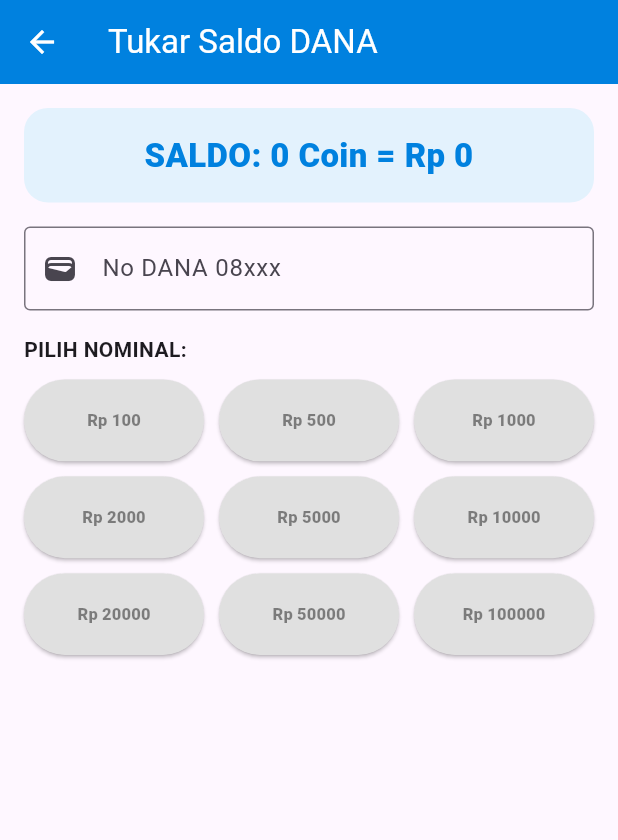
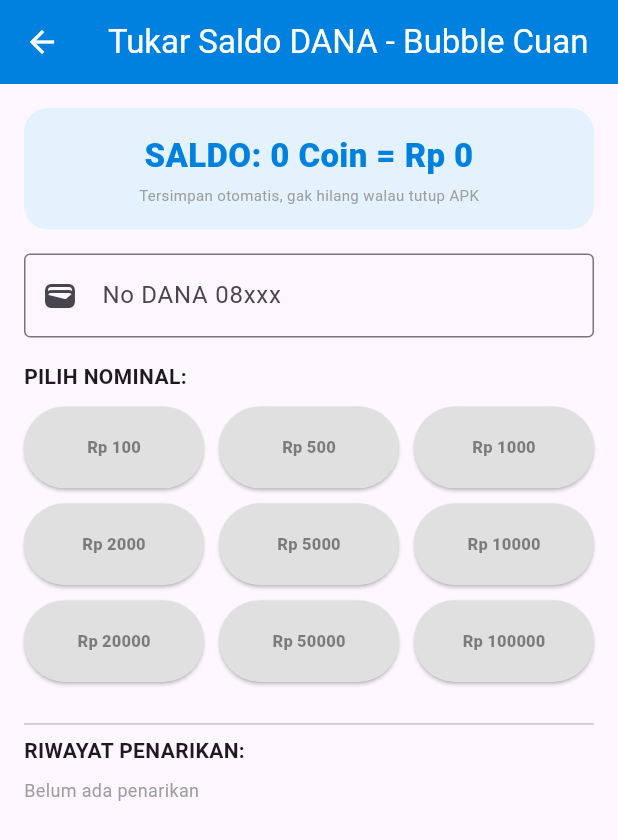
Before and after one commit to rizaldisini22-cmd/mountain-hunter, a Flutter app: the screen it shows after launch, after a tap on the "touch app" icon, after a tap on "TUKAR SALDO", on a phone screen of 412 x 824 dp. Shown: the top 840 px of the screen. Run offline on Flutter 3.47's test engine with Material 3 defaults, Android fonts, the phone set to English and light mode, and no system bars; our stand-ins replace shared_preferences.

Commit message:
Update main.dart

```diff
--- a/lib/main.dart
+++ b/lib/main.dart
@@ -1,9 +1,13 @@
 import 'package:flutter/material.dart';
 import 'dart:math';
 import 'dart:async';
+import 'package:shared_preferences/shared_preferences.dart';
 
 void main() {
-  runApp(MaterialApp(debugShowCheckedModeBanner: false, home: GameKu()));
+  runApp(MaterialApp(
+    debugShowCheckedModeBanner: false,
+    title: "Bubble DANA Cuan",
+    home: GameKu()));
 }
 
 class GameKu extends StatefulWidget {
@@ -25,7 +29,24 @@ class _SGame extends State<GameKu> {
   @override
   void initState() {
     super.initState();
+    loadData();
     startGame();
+  }
+
+  Future<void> loadData() async {
+    final prefs = await SharedPreferences.getInstance();
+    setState(() {
+      coin = prefs.getInt('coin')?? 0;
+      totalMain = prefs.getInt('totalMain')?? 0;
+      history = prefs.getStringList('history')?? [];
+    });
+  }
+
+  Future<void> saveData() async {
+    final prefs = await SharedPreferences.getInstance();
+    await prefs.setInt('coin', coin);
+    await prefs.setInt('totalMain', totalMain);
+    await prefs.setStringList('history', history);
   }
 
   void startGame() {
@@ -63,12 +84,13 @@ class _SGame extends State<GameKu> {
         coin += dapat;
         totalMain++;
         misi = 0;
+        saveData();
         showDialog(
             context: context,
             builder: (c) => AlertDialog(
-                  title: Text("MISI SELESAI!"),
-                  content: Text("+$dapat Coin! Main ke-$totalMain\n1x Main = 30-50 Coin",
-                      style: TextStyle(fontSize: 18, fontWeight: FontWeight.bold)),
+                  title: Text("MISI SELESAI! 🎉"),
+                  content: Text("+$dapat Coin! Main ke-$totalMain\n1x Main = 30-50 Coin\nSaldo sekarang Rp $coin",
+                      style: TextStyle(fontSize: 16, fontWeight: FontWeight.bold)),
                   actions: [
                     ElevatedButton(
                         onPressed: () => Navigator.pop(context),
@@ -84,7 +106,7 @@ class _SGame extends State<GameKu> {
     return StatefulBuilder(builder: (context, setS) {
       return Scaffold(
         appBar: AppBar(
-            title: Text("Tukar Saldo DANA"),
+            title: Text("Tukar Saldo DANA - Bubble Cuan"),
             backgroundColor: Color(0xFF0081DF),
             foregroundColor: Colors.white),
         body: Padding(
@@ -96,8 +118,15 @@ class _SGame extends State<GameKu> {
                 decoration: BoxDecoration(
                     color: Color(0xFFE3F2FD),
                     borderRadius: BorderRadius.circular(16)),
-                child: Text("SALDO: $coin Coin = Rp $coin",
-                    style: TextStyle(fontSize: 22, fontWeight: FontWeight.w900, color: Color(0xFF0081DF)), textAlign: TextAlign.center),
+                child: Column(
+                  children: [
+                    Text("SALDO: $coin Coin = Rp $coin",
+                        style: TextStyle(fontSize: 22, fontWeight: FontWeight.w900, color: Color(0xFF0081DF)), textAlign: TextAlign.center),
+                    SizedBox(height: 4),
+                    Text("Tersimpan otomatis, gak hilang walau tutup APK",
+                        style: TextStyle(fontSize: 10, color: Colors.grey)),
+                  ],
+                ),
               ),
               SizedBox(height: 16),
               TextField(
@@ -131,14 +160,28 @@ class _SGame extends State<GameKu> {
                         }
                         setState(() {
                           coin -= n;
-                          history.insert(0, "Rp $n ke ${hp.text}");
+                          history.insert(0, "Rp $n ke ${hp.text} - ${DateTime.now().day}/${DateTime.now().month} ${DateTime.now().hour}:${DateTime.now().minute}");
                         });
+                        saveData();
                         setS(() {});
+                        Navigator.pop(context);
                         ScaffoldMessenger.of(context).showSnackBar(SnackBar(content: Text("SUKSES Rp $n ke ${hp.text}"), backgroundColor: Colors.green));
                       },
                       child: Text("Rp $n", style: TextStyle(fontSize: 11, fontWeight: FontWeight.w900, color: bisa? Colors.white : Colors.black45)),
                     );
                   }),
+              SizedBox(height: 20),
+              Divider(),
+              Text("RIWAYAT PENARIKAN:", style: TextStyle(fontWeight: FontWeight.bold)),
+              SizedBox(height: 8),
+              if (history.isEmpty) Text("Belum ada penarikan", style: TextStyle(color: Colors.grey, fontSize: 12)),
+              for (int k = 0; k < history.length; k++)
+                Card(
+                  child: ListTile(
+                      leading: Icon(Icons.check_circle, color: Colors.green),
+                      title: Text(history[k], style: TextStyle(fontSize: 12)),
+                      dense: true),
+                ),
             ],
           ),
         ),
@@ -164,7 +207,7 @@ class _SGame extends State<GameKu> {
               Row(
                 mainAxisAlignment: MainAxisAlignment.spaceEvenly,
                 children: [
-                  Container(padding: EdgeInsets.symmetric(horizontal: 14, vertical: 7), decoration: BoxDecoration(color: Colors.white, borderRadius: BorderRadius.circular(20)), child: Text("🪙 $coin Coin", style: TextStyle(fontWeight: FontWeight.bold))),
+                  Container(padding: EdgeInsets.symmetric(horizontal: 14, vertical: 7), decoration: BoxDecoration(color: Colors.white, borderRadius: BorderRadius.circular(20)), child: Text("🪙 $coin", style: TextStyle(fontWeight: FontWeight.bold))),
                   Container(padding: EdgeInsets.symmetric(horizontal: 14, vertical: 7), decoration: BoxDecoration(color: Colors.white, borderRadius: BorderRadius.circular(20)), child: Text("Misi $misi/20", style: TextStyle(fontWeight: FontWeight.bold))),
                   Container(padding: EdgeInsets.symmetric(horizontal: 14, vertical: 7), decoration: BoxDecoration(color: Color(0xFFFFEB3B), borderRadius: BorderRadius.circular(20)), child: Text("Rp $coin", style: TextStyle(fontWeight: FontWeight.bold))),
                 ],
@@ -198,7 +241,7 @@ class _SGame extends State<GameKu> {
                 child: Row(
                   mainAxisAlignment: MainAxisAlignment.spaceBetween,
                   children: [
-                    Text("Main $totalMain x\nTarik 100 - 100RB", style: TextStyle(fontSize: 11, fontWeight: FontWeight.bold)),
+                    Text("Main $totalMain x\nCoin kesimpen otomatis", style: TextStyle(fontSize: 11, fontWeight: FontWeight.bold)),
                     ElevatedButton(
                         style: ElevatedButton.styleFrom(backgroundColor: Color(0xFF0081DF)),
                         onPressed: () {
```
